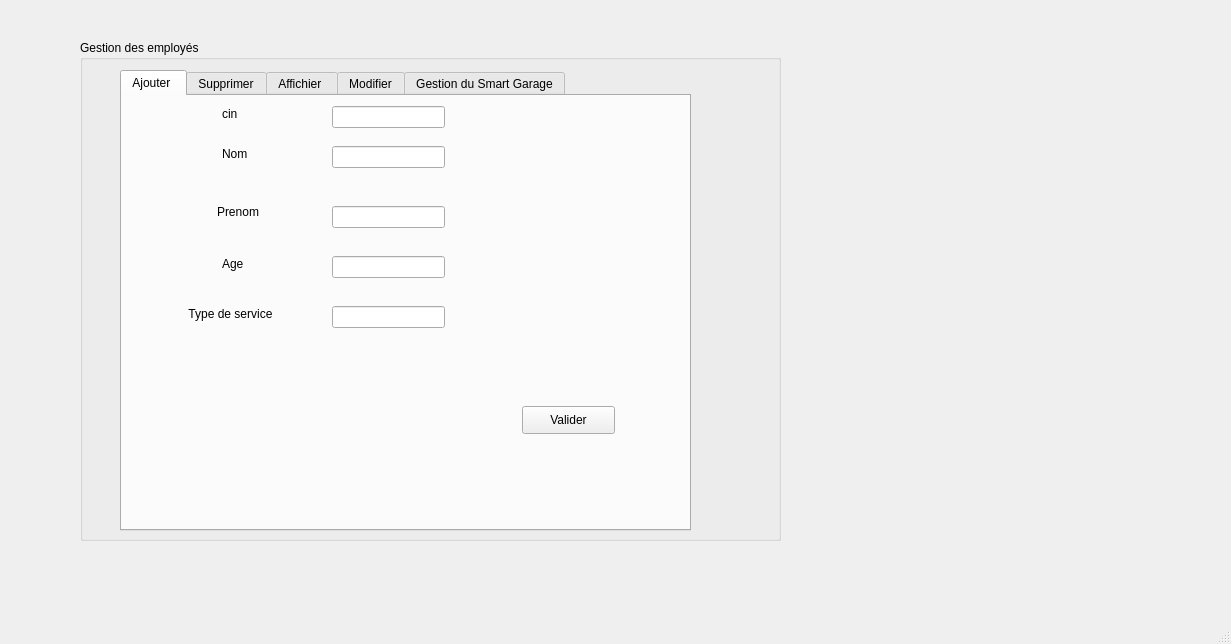
salimrabbaoui/Smart_garage_2A24, file mainwindow.ui: the form before one commit.
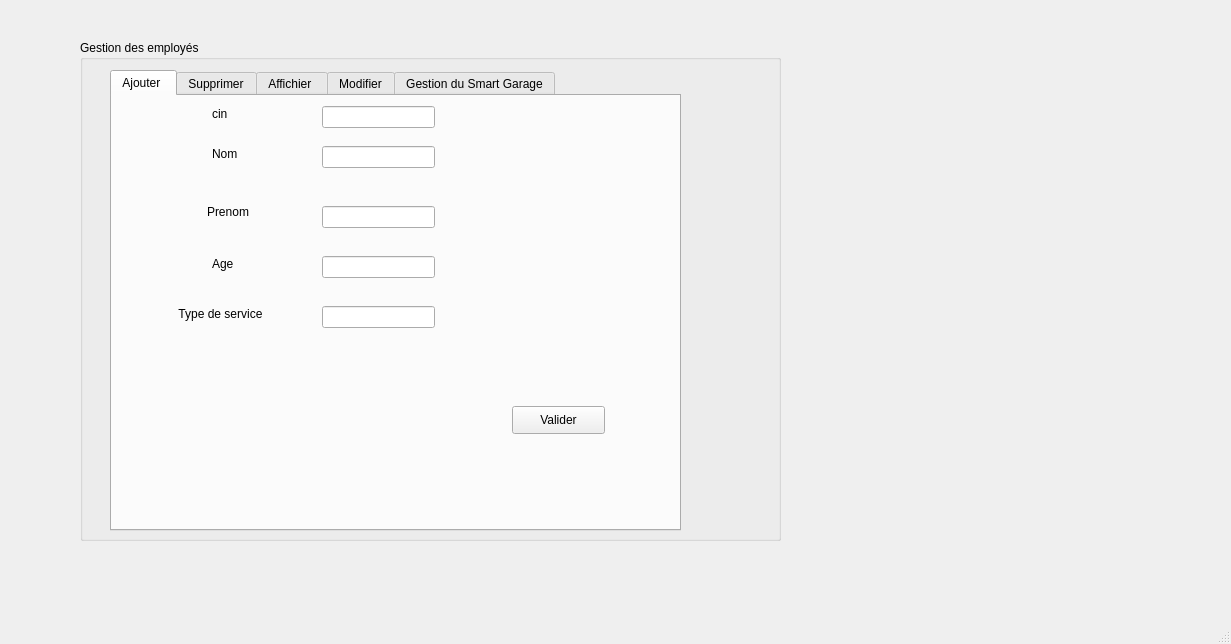
The form after the commit. The open tabs and pages were chosen to show the change.

Patch:
```diff
--- a/mainwindow.ui
+++ b/mainwindow.ui
@@ -29,7 +29,7 @@
     <widget class="QTabWidget" name="tabWidget">
      <property name="geometry">
       <rect>
-       <x>40</x>
+       <x>30</x>
        <y>30</y>
        <width>571</width>
        <height>461</height>
```
Left out of the diff: 6 changed lines with no effect on the pictures.
